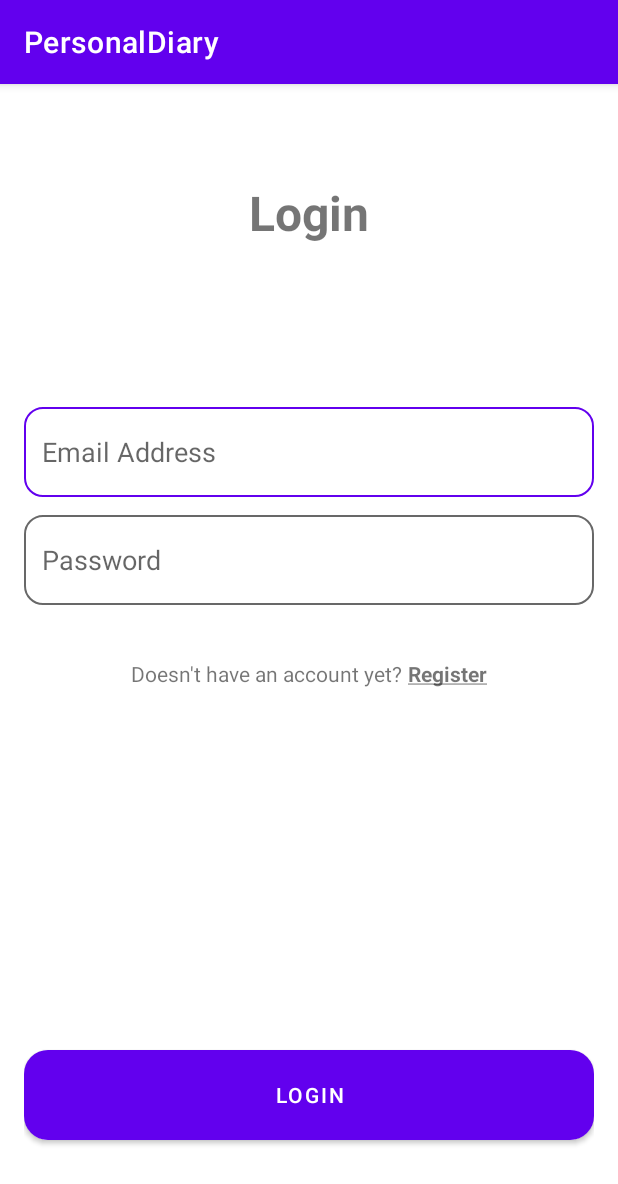
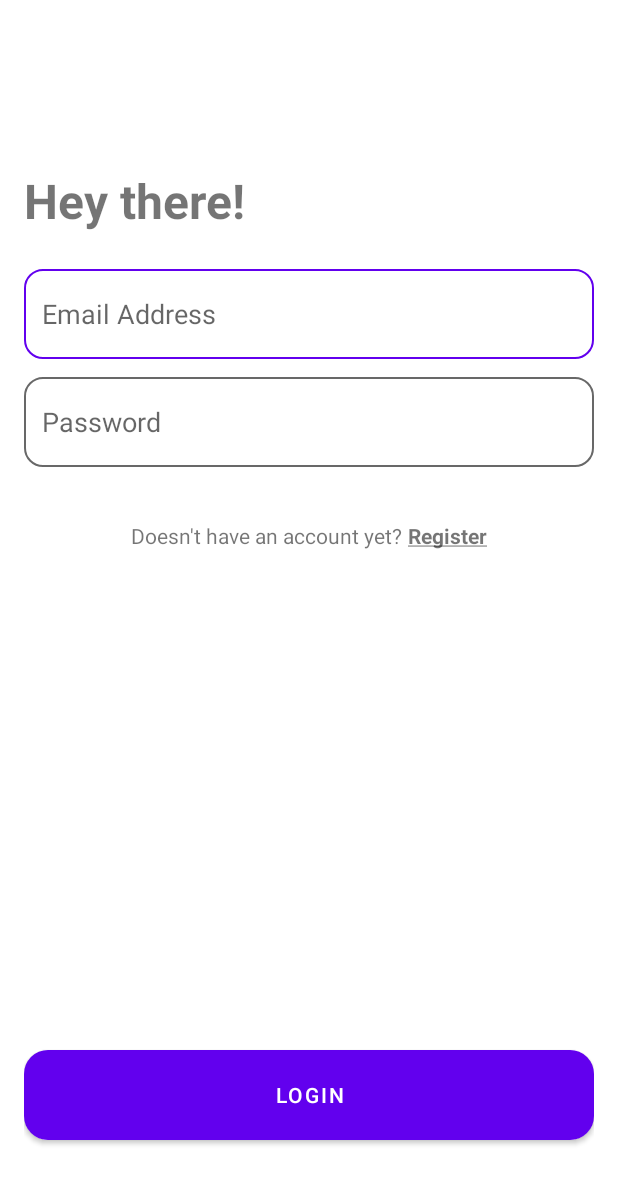
Before and after one commit to fortoszone/PersonalDiary, an Android app: the screen it shows after launch (LoginActivity), on a phone screen of 412 x 824 dp. Shown: the top 1184 px of the screen. Run offline under Robolectric (Android 15) with nearby library versions, the phone set to English and light mode, and no system bars.

Commit message:
add login
error "Expected name at line 6 column 6 path $.user.username" while login, API issue

```diff
--- a/app/src/main/java/com/fortoszone/personaldiary/model/local/Token.kt
+++ b/app/src/main/java/com/fortoszone/personaldiary/model/local/Token.kt
@@ -3,9 +3,6 @@ package com.fortoszone.personaldiary.model.local
 import com.google.gson.annotations.SerializedName
 
 data class Token(
-    @SerializedName("user")
-    val user: User,
-
     @SerializedName("access_token")
     val accessToken: String = ""
 )
--- a/app/src/main/java/com/fortoszone/personaldiary/model/remote/response/UserResponse.kt
+++ b/app/src/main/java/com/fortoszone/personaldiary/model/remote/response/RegisterResponse.kt
@@ -2,7 +2,8 @@ package com.fortoszone.personaldiary.model.remote.response
 
 import com.google.gson.annotations.SerializedName
 
-data class UserResponse(
+data class RegisterResponse(
+    // https://private-anon-96d5035311-halfwineaid.apiary-mock.com/auth/register
     @SerializedName("email")
     val email: String?,
 
--- a/app/src/main/java/com/fortoszone/personaldiary/model/remote/retrofit/DiaryService.kt
+++ b/app/src/main/java/com/fortoszone/personaldiary/model/remote/retrofit/DiaryService.kt
@@ -1,17 +1,15 @@
 package com.fortoszone.personaldiary.model.remote.retrofit
 
 import com.fortoszone.personaldiary.model.remote.response.DiaryResponse
-import com.fortoszone.personaldiary.model.remote.response.UserResponse
+import com.fortoszone.personaldiary.model.remote.request.LoginRequest
+import com.fortoszone.personaldiary.model.remote.response.LoginResponse
+import com.fortoszone.personaldiary.model.remote.response.RegisterResponse
 import retrofit2.Call
-import retrofit2.http.Field
-import retrofit2.http.FormUrlEncoded
-import retrofit2.http.GET
-import retrofit2.http.POST
-import retrofit2.http.PUT
-import retrofit2.http.Path
+import retrofit2.http.*
 
 interface DiaryService {
     @FormUrlEncoded
+    @Headers("content-type: application/json")
     @POST("/auth/register")
     fun registerUser(
         @Field("email") email: String,
@@ -19,10 +17,13 @@ interface DiaryService {
         @Field("password") password: String,
         @Field("password_confirmation") passwordConfirm: String,
 
-        ): Call<UserResponse>
+        ): Call<RegisterResponse>
 
     @POST("/auth/login")
-    fun login(): Call<DiaryResponse>
+    @Headers("content-type: application/json")
+    fun loginUser(
+        @Body loginRequest: LoginRequest,
+    ): Call<LoginResponse>
 
     @GET("/diary")
     fun getDiaryList(): Call<DiaryResponse>
--- a/app/src/main/java/com/fortoszone/personaldiary/ui/splash/SplashActivity.kt
+++ b/app/src/main/java/com/fortoszone/personaldiary/ui/splash/SplashActivity.kt
@@ -20,11 +20,12 @@ class SplashActivity : AppCompatActivity() {
         binding = ActivitySplashBinding.inflate(layoutInflater)
         setContentView(binding.root)
 
+        supportActionBar?.hide()
+
         Handler(Looper.getMainLooper()).postDelayed({
             val intent = Intent(this, LoginActivity::class.java)
             startActivity(intent)
             finish()
         }, 2000)
-
     }
 }
--- a/app/src/main/res/layout/activity_login.xml
+++ b/app/src/main/res/layout/activity_login.xml
@@ -12,10 +12,8 @@
         android:id="@+id/login_title"
         android:layout_width="match_parent"
         android:layout_height="wrap_content"
-        android:layout_marginTop="48dp"
-        android:layout_marginBottom="64dp"
-        android:gravity="center_horizontal"
-        android:text="@string/login"
+        android:layout_marginTop="96dp"
+        android:text="@string/hey_there"
         android:textSize="32sp"
         android:textStyle="bold"
         app:layout_constraintTop_toTopOf="parent" />
@@ -23,7 +21,7 @@
     <LinearLayout
         android:layout_width="match_parent"
         android:layout_height="wrap_content"
-        android:layout_marginTop="108dp"
+        android:layout_marginTop="24dp"
         android:orientation="vertical"
         app:layout_constraintTop_toBottomOf="@id/login_title">
 
@@ -52,16 +50,15 @@
         <LinearLayout
             android:layout_width="match_parent"
             android:layout_height="wrap_content"
+            android:layout_marginTop="24dp"
             android:gravity="center_horizontal"
-            android:orientation="horizontal"
-            android:layout_marginTop="24dp">
+            android:orientation="horizontal">
 
             <TextView
                 android:layout_width="wrap_content"
                 android:layout_height="wrap_content"
-                android:text="@string/doesn_t_have_an_account_yet"
                 android:layout_marginEnd="4dp"
-                />
+                android:text="@string/doesn_t_have_an_account_yet" />
 
             <TextView
                 android:id="@+id/tv_go_to_register"
@@ -74,17 +71,17 @@
     </LinearLayout>
 
     <androidx.cardview.widget.CardView
-        android:id="@+id/btn_login"
         android:layout_width="match_parent"
         android:layout_height="60dp"
+        android:layout_marginBottom="48dp"
         app:cardCornerRadius="16dp"
-        app:layout_constraintBottom_toBottomOf="parent"
-        android:layout_marginBottom="48dp">
+        app:layout_constraintBottom_toBottomOf="parent">
 
         <Button
+            android:id="@+id/btn_login"
             android:layout_width="match_parent"
             android:layout_height="match_parent"
-            android:text="@string/login"
-            android:background="@drawable/diary_custom_view"/>
+            android:background="@drawable/diary_custom_view"
+            android:text="@string/login" />
     </androidx.cardview.widget.CardView>
 </androidx.constraintlayout.widget.ConstraintLayout>
--- a/app/src/main/res/layout/activity_register.xml
+++ b/app/src/main/res/layout/activity_register.xml
@@ -12,9 +12,7 @@
         android:id="@+id/register_title"
         android:layout_width="match_parent"
         android:layout_height="wrap_content"
-        android:layout_marginTop="48dp"
-        android:layout_marginBottom="64dp"
-        android:gravity="center_horizontal"
+        android:layout_marginTop="96dp"
         android:text="@string/create_an_account"
         android:textSize="32sp"
         app:layout_constraintTop_toTopOf="parent" />
@@ -22,7 +20,7 @@
     <LinearLayout
         android:layout_width="match_parent"
         android:layout_height="wrap_content"
-        android:layout_marginTop="108dp"
+        android:layout_marginTop="24dp"
         android:orientation="vertical"
         app:layout_constraintTop_toBottomOf="@id/register_title">
 
--- a/app/src/main/res/values/strings.xml
+++ b/app/src/main/res/values/strings.xml
@@ -24,4 +24,5 @@
     <string name="save">Save</string>
     <string name="what_s_up">What\'s up?</string>
     <string name="add_new_diary">Add New Diary</string>
+    <string name="hey_there">Hey there!</string>
 </resources>
```
Also changed, not shown: app/src/main/java/com/fortoszone/personaldiary/model/remote/request/LoginRequest.kt (added, +14 -0 lines), app/src/main/java/com/fortoszone/personaldiary/model/remote/response/LoginResponse.kt (added, +14 -0 lines), app/src/main/java/com/fortoszone/personaldiary/model/remote/response/UserLoginResponse.kt (added, +14 -0 lines), app/src/main/java/com/fortoszone/personaldiary/ui/auth/login/LoginActivity.kt (+63 -0 lines), app/src/main/java/com/fortoszone/personaldiary/ui/auth/register/RegisterActivity.kt (+8 -6 lines).
